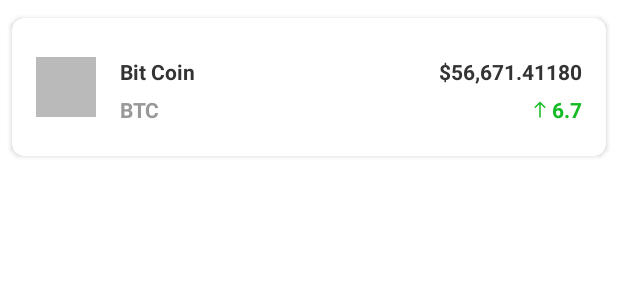
After one commit to pawatr/example-crypto-master, an Android app: the layout coin_list_item.xml on its own in the app's theme, with its tools: preview values and no code run, on a phone screen of 412 x 824 dp. The commit adds this screen. Shown: the top 300 px of the screen. Run offline under Robolectric (Android 15) with nearby library versions, the phone set to English and light mode, and no system bars; network calls fail.

Commit message:
create recyclerview to display list of coins

```diff
--- a/app/build.gradle
+++ b/app/build.gradle
@@ -72,9 +72,9 @@ dependencies {
     implementation 'io.reactivex.rxjava2:rxandroid:2.1.1'
     implementation 'io.reactivex.rxjava2:rxjava:2.2.21'
 
-    // Glide
-    implementation 'com.github.bumptech.glide:glide:4.11.0'
-    kapt 'com.github.bumptech.glide:compiler:4.11.0'
+    // Coil
+    implementation("io.coil-kt:coil:2.1.0")
+    implementation("io.coil-kt:coil-svg:2.1.0")
 
     // Json
     implementation 'com.google.code.gson:gson:2.9.0'
--- /dev/null
+++ b/app/src/main/res/drawable/ic_arrow_up.xml
@@ -0,0 +1,9 @@
+<vector xmlns:android="http://schemas.android.com/apk/res/android"
+    android:width="12dp"
+    android:height="12dp"
+    android:viewportWidth="12"
+    android:viewportHeight="12">
+  <path
+      android:pathData="M6.354,0.646C6.158,0.451 5.842,0.451 5.646,0.646L2.464,3.828C2.269,4.024 2.269,4.34 2.464,4.536C2.66,4.731 2.976,4.731 3.172,4.536L6,1.707L8.828,4.536C9.024,4.731 9.34,4.731 9.536,4.536C9.731,4.34 9.731,4.024 9.536,3.828L6.354,0.646ZM6.5,11L6.5,1L5.5,1L5.5,11L6.5,11Z"
+      android:fillColor="#13BC24"/>
+</vector>
--- /dev/null
+++ b/app/src/main/res/layout/coin_list_item.xml
@@ -0,0 +1,93 @@
+<?xml version="1.0" encoding="utf-8"?>
+<androidx.cardview.widget.CardView xmlns:android="http://schemas.android.com/apk/res/android"
+    xmlns:app="http://schemas.android.com/apk/res-auto"
+    xmlns:tools="http://schemas.android.com/tools"
+    android:layout_width="match_parent"
+    android:layout_height="wrap_content"
+    android:layout_marginTop="12dp"
+    android:layout_marginStart="8dp"
+    android:layout_marginEnd="8dp"
+    app:cardCornerRadius="8dp">
+
+    <androidx.constraintlayout.widget.ConstraintLayout
+        android:layout_width="match_parent"
+        android:layout_height="wrap_content"
+        android:paddingStart="16dp"
+        android:paddingTop="21dp"
+        android:paddingEnd="16dp"
+        android:paddingBottom="21dp">
+
+        <ImageView
+            android:id="@+id/coinItemImg"
+            android:layout_width="40dp"
+            android:layout_height="40dp"
+            app:layout_constraintBottom_toBottomOf="parent"
+            app:layout_constraintStart_toStartOf="parent"
+            app:layout_constraintTop_toTopOf="parent"
+            tools:ignore="ContentDescription"
+            tools:src="@color/grey" />
+
+        <TextView
+            android:id="@+id/coinNameItemTv"
+            android:layout_width="0dp"
+            android:layout_height="wrap_content"
+            android:layout_marginStart="16dp"
+            android:textColor="@color/text_primary"
+            android:textStyle="bold"
+            app:layout_constraintEnd_toStartOf="@+id/coinPriceItemTv"
+            app:layout_constraintStart_toEndOf="@+id/coinItemImg"
+            app:layout_constraintTop_toTopOf="@+id/coinItemImg"
+            tools:text="Bit Coin" />
+
+        <TextView
+            android:id="@+id/coinSymbolItemTv"
+            android:layout_width="0dp"
+            android:layout_height="wrap_content"
+            android:layout_marginStart="16dp"
+            android:layout_marginTop="6dp"
+            android:textColor="@color/text_secondary"
+            android:textStyle="bold"
+            app:layout_constraintEnd_toStartOf="@+id/coinChangeItemTv"
+            app:layout_constraintStart_toEndOf="@+id/coinItemImg"
+            app:layout_constraintTop_toBottomOf="@+id/coinNameItemTv"
+            tools:text="BTC" />
+
+        <TextView
+            android:id="@+id/coinPriceItemTv"
+            android:layout_width="0dp"
+            android:layout_height="wrap_content"
+            android:layout_marginStart="16dp"
+            android:textAlignment="textEnd"
+            android:textColor="@color/text_primary"
+            android:textStyle="bold"
+            app:layout_constraintEnd_toEndOf="parent"
+            app:layout_constraintStart_toEndOf="@+id/coinNameItemTv"
+            app:layout_constraintTop_toTopOf="@+id/coinItemImg"
+            tools:text="$56,671.41180" />
+
+        <ImageView
+            android:id="@+id/arrowChange"
+            app:layout_constraintTop_toTopOf="@+id/coinChangeItemTv"
+            app:layout_constraintEnd_toStartOf="@+id/coinChangeItemTv"
+            app:layout_constraintBottom_toBottomOf="@+id/coinChangeItemTv"
+            android:layout_marginEnd="2dp"
+            android:layout_width="wrap_content"
+            android:layout_height="wrap_content"
+            tools:src="@drawable/ic_arrow_up"
+            tools:ignore="ContentDescription" />
+
+        <TextView
+            android:id="@+id/coinChangeItemTv"
+            android:layout_width="wrap_content"
+            android:layout_height="wrap_content"
+            android:layout_marginStart="16dp"
+            android:textAlignment="textEnd"
+            android:textColor="@color/green"
+            android:textStyle="bold"
+            app:layout_constraintEnd_toEndOf="parent"
+            app:layout_constraintStart_toEndOf="@+id/coinSymbolItemTv"
+            app:layout_constraintTop_toTopOf="@+id/coinSymbolItemTv"
+            tools:text="6.7" />
+
+    </androidx.constraintlayout.widget.ConstraintLayout>
+</androidx.cardview.widget.CardView>
--- a/app/src/main/res/values/colors.xml
+++ b/app/src/main/res/values/colors.xml
@@ -7,4 +7,10 @@
     <color name="teal_700">#FF018786</color>
     <color name="black">#FF000000</color>
     <color name="white">#FFFFFFFF</color>
+    <color name="grey">#F1B6B6B6</color>
+    <color name="text_header">#000000</color>
+    <color name="text_primary">#333333</color>
+    <color name="text_secondary">#999999</color>
+    <color name="green">#13BC24</color>
+    <color name="red">#F82D2D</color>
 </resources>
--- a/app/src/main/res/values/strings.xml
+++ b/app/src/main/res/values/strings.xml
@@ -1,3 +1,4 @@
 <resources>
     <string name="app_name">CryptoMaster</string>
+    <string name="format_price" formatted="false">$%.5f</string>
 </resources>
```
Also changed, not shown: app/src/main/java/com/pawat/crypto/extension/ImageEtx.kt (added, +15 -0 lines), app/src/main/java/com/pawat/crypto/view/CoinsActivity.kt (+8 -6 lines), app/src/main/java/com/pawat/crypto/view/CoinsAdapter.kt (added, +49 -0 lines), app/src/main/res/drawable/ic_arrow_down.xml (added, +9 -0 lines), app/src/main/res/layout/activity_main.xml (+5 -10 lines).
